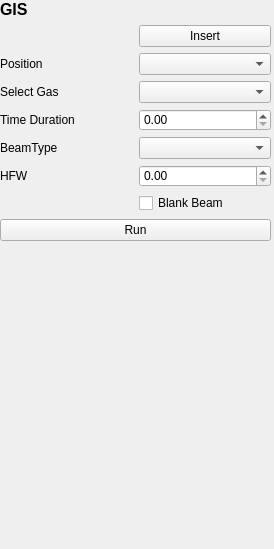
First picture: the form in fibsem/ui/qtdesigner_files/FibsemGISWidget.ui, repository DeMarcoLab/fibsem, before the edit.
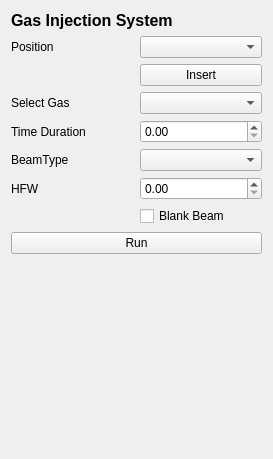
Second picture: the form after the edit.

```diff
--- a/fibsem/ui/qtdesigner_files/FibsemGISWidget.ui
+++ b/fibsem/ui/qtdesigner_files/FibsemGISWidget.ui
@@ -6,58 +6,19 @@
    <rect>
     <x>0</x>
     <y>0</y>
-    <width>274</width>
-    <height>549</height>
+    <width>273</width>
+    <height>459</height>
    </rect>
   </property>
   <property name="windowTitle">
    <string>Form</string>
   </property>
-  <widget class="QWidget" name="gridLayoutWidget">
-   <property name="geometry">
-    <rect>
-     <x>0</x>
-     <y>0</y>
-     <width>271</width>
-     <height>241</height>
-    </rect>
-   </property>
-   <layout class="QGridLayout" name="gridLayout">
-    <item row="6" column="0">
-     <widget class="QLabel" name="label_5">
-      <property name="text">
-       <string>HFW</string>
-      </property>
-     </widget>
-    </item>
-    <item row="6" column="1">
+  <layout class="QGridLayout" name="gridLayout_2">
+   <item row="7" column="1">
      <widget class="QDoubleSpinBox" name="hfw_spinbox"/>
     </item>
-    <item row="2" column="1">
-     <widget class="QComboBox" name="position_combobox"/>
-    </item>
-    <item row="3" column="1">
-     <widget class="QComboBox" name="gas_combobox"/>
-    </item>
     <item row="4" column="1">
-     <widget class="QDoubleSpinBox" name="timeDuration_spinbox"/>
-    </item>
-    <item row="5" column="1">
-     <widget class="QComboBox" name="beamtype_combobox"/>
-    </item>
-    <item row="2" column="0">
-     <widget class="QLabel" name="label">
-      <property name="text">
-       <string>Position</string>
-      </property>
-     </widget>
-    </item>
-    <item row="3" column="0">
-     <widget class="QLabel" name="label_2">
-      <property name="text">
-       <string>Select Gas</string>
-      </property>
-     </widget>
+    <widget class="QComboBox" name="gas_combobox"/>
     </item>
     <item row="0" column="0" colspan="2">
      <widget class="QLabel" name="label_title">
@@ -69,54 +30,96 @@
        </font>
       </property>
       <property name="text">
-       <string>GIS</string>
+      <string>Gas Injection System</string>
       </property>
      </widget>
     </item>
-    <item row="5" column="0">
-     <widget class="QLabel" name="label_4">
+   <item row="5" column="1">
+    <widget class="QDoubleSpinBox" name="timeDuration_spinbox"/>
+   </item>
+   <item row="2" column="0">
+    <widget class="QLabel" name="GIS_insert_status_label">
+     <property name="text">
+      <string/>
+     </property>
+    </widget>
+   </item>
+   <item row="6" column="0">
+    <widget class="QLabel" name="label_beam_type">
       <property name="text">
        <string>BeamType</string>
       </property>
      </widget>
     </item>
     <item row="4" column="0">
-     <widget class="QLabel" name="label_3">
+    <widget class="QLabel" name="label_gas">
+     <property name="text">
+      <string>Select Gas</string>
+     </property>
+    </widget>
+   </item>
+   <item row="7" column="0">
+    <widget class="QLabel" name="label_hfw">
+     <property name="text">
+      <string>HFW</string>
+     </property>
+    </widget>
+   </item>
+   <item row="6" column="1">
+    <widget class="QComboBox" name="beamtype_combobox"/>
+   </item>
+   <item row="10" column="0" colspan="2">
+    <spacer name="verticalSpacer">
+     <property name="orientation">
+      <enum>Qt::Vertical</enum>
+     </property>
+     <property name="sizeHint" stdset="0">
+      <size>
+       <width>20</width>
+       <height>40</height>
+      </size>
+     </property>
+    </spacer>
+   </item>
+   <item row="5" column="0">
+    <widget class="QLabel" name="label_time">
       <property name="text">
        <string>Time Duration</string>
       </property>
      </widget>
     </item>
-    <item row="7" column="1">
+   <item row="2" column="1">
+    <widget class="QPushButton" name="insertGIS_button">
+     <property name="text">
+      <string>Insert</string>
+     </property>
+    </widget>
+   </item>
+   <item row="8" column="1">
      <widget class="QCheckBox" name="checkBox">
       <property name="text">
        <string>Blank Beam</string>
       </property>
      </widget>
     </item>
-    <item row="8" column="0" colspan="2">
+   <item row="9" column="0" colspan="2">
      <widget class="QPushButton" name="run_button">
       <property name="text">
        <string>Run</string>
       </property>
      </widget>
     </item>
-    <item row="1" column="1">
-     <widget class="QPushButton" name="insertGIS_button">
-      <property name="text">
-       <string>Insert</string>
-      </property>
-     </widget>
-    </item>
     <item row="1" column="0">
-     <widget class="QLabel" name="GIS_insert_status_label">
+    <widget class="QLabel" name="label_position">
       <property name="text">
-       <string/>
+      <string>Position</string>
       </property>
      </widget>
     </item>
-   </layout>
-  </widget>
+   <item row="1" column="1">
+    <widget class="QComboBox" name="position_combobox"/>
+   </item>
+  </layout>
  </widget>
  <resources/>
  <connections/>
```
Lines whose indentation alone changed are shown as unchanged.
